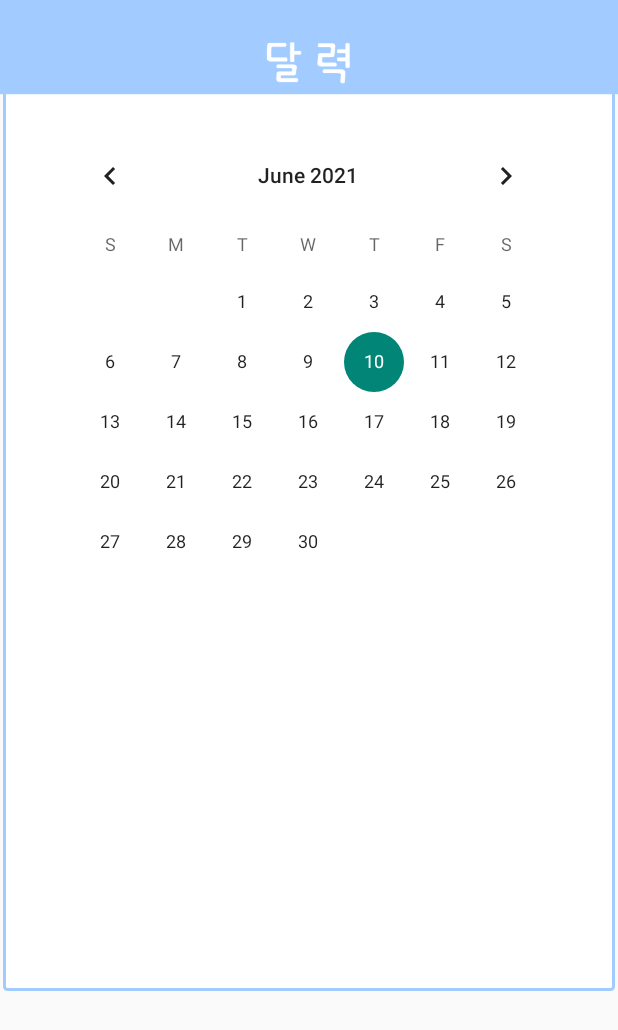
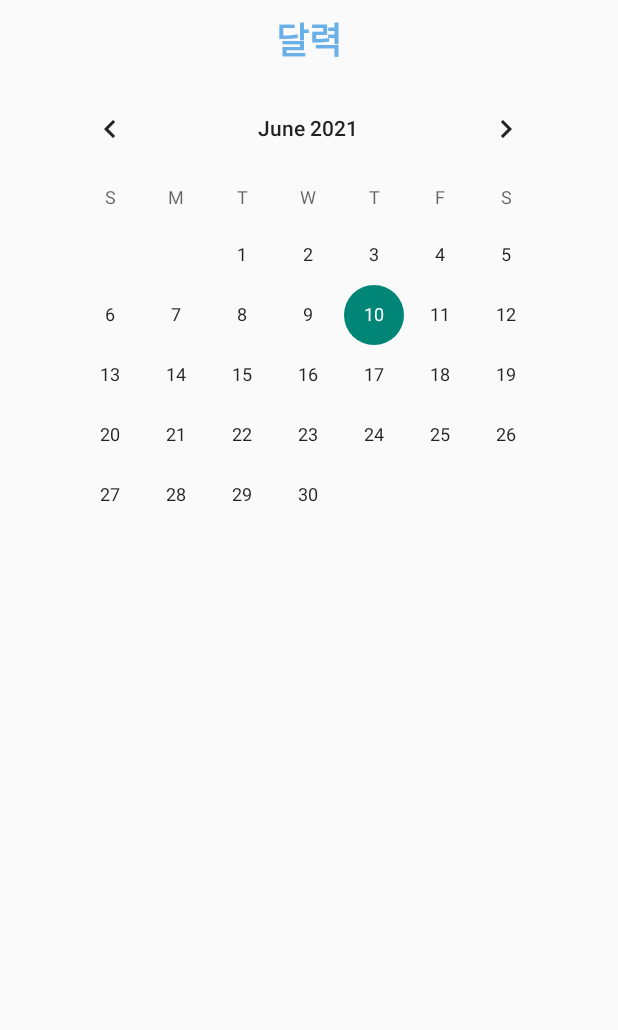
Before and after one commit to tmdngk0314/BlueAccountBook, an Android app: the CalendarActivity screen opened directly, with no data from a screen before it, on a phone screen of 412 x 824 dp. Shown: the top 1030 px of the screen. Run offline under Robolectric (Android 15) with nearby library versions, the light colour scheme and no system bars.

Commit message:
되돌림

```diff
--- a/app/src/main/res/layout/activity_calendar.xml
+++ b/app/src/main/res/layout/activity_calendar.xml
@@ -5,7 +5,6 @@
 
     android:layout_width="match_parent"
     android:layout_height="wrap_content"
-    android:background="@drawable/border_sky"
     android:orientation="vertical" >
 
 
@@ -49,17 +48,19 @@
         app:layout_constraintStart_toStartOf="@+id/contextEditText" android:layout_marginLeft="8dp"
         android:layout_marginStart="8dp" android:visibility="invisible"/>
 
-    <ImageView
+    <TextView
         android:id="@+id/textView3"
-        android:layout_width="match_parent"
-        android:layout_height="75dp"
+        android:layout_width="0dp"
+        android:layout_height="wrap_content"
+        android:layout_marginStart="8dp"
+        android:layout_marginTop="8dp"
+        android:layout_marginEnd="8dp"
         android:gravity="center"
         android:text="달력"
         android:textAppearance="@style/TextAppearance.AppCompat.Large"
         android:textColor="#69B0E8"
         android:textSize="24sp"
         android:textStyle="bold"
-        android:background="@drawable/calendar_title"
         app:layout_constraintEnd_toEndOf="parent"
         app:layout_constraintStart_toStartOf="parent"
         app:layout_constraintTop_toTopOf="parent" />
```
